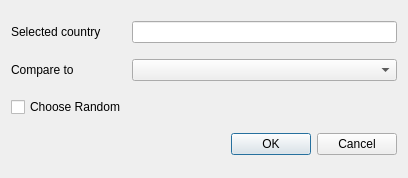
This is selectiondialog.ui in pikkutimo/QT_Countries as Qt 5 draws it before an edit. The edited form follows.
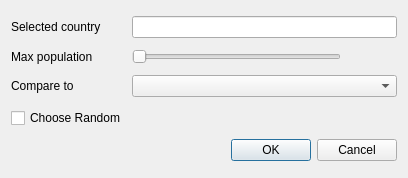
This is the edited form.

Commit message: Added slider to the selection dialog

Patch:
```diff
--- a/selectiondialog.ui
+++ b/selectiondialog.ui
@@ -14,18 +14,26 @@
    <string>Dialog</string>
   </property>
   <layout class="QGridLayout" name="gridLayout">
-   <item row="4" column="0" colspan="2">
-    <widget class="QDialogButtonBox" name="buttonBox">
+   <item row="4" column="0">
+    <widget class="QCheckBox" name="checkBox">
+     <property name="text">
+      <string>Choose Random</string>
+     </property>
+    </widget>
+   </item>
+   <item row="1" column="1">
+    <widget class="QSlider" name="limitSlider">
      <property name="orientation">
       <enum>Qt::Horizontal</enum>
      </property>
-     <property name="standardButtons">
-      <set>QDialogButtonBox::Cancel|QDialogButtonBox::Ok</set>
-     </property>
     </widget>
    </item>
-   <item row="0" column="1">
-    <widget class="QLineEdit" name="selectedCountryLineEdit"/>
+   <item row="2" column="0">
+    <widget class="QLabel" name="chooseActionLabel">
+     <property name="text">
+      <string>Compare to</string>
+     </property>
+    </widget>
    </item>
    <item row="0" column="0">
     <widget class="QLabel" name="selectedCountryLabel">
@@ -35,19 +43,38 @@
     </widget>
    </item>
    <item row="1" column="0">
-    <widget class="QLabel" name="chooseActionLabel">
+    <widget class="QLabel" name="label">
      <property name="text">
-      <string>Compare to</string>
+      <string>Max population</string>
      </property>
     </widget>
    </item>
-   <item row="1" column="1">
+   <item row="1" column="2">
+    <widget class="QLabel" name="label_2">
+     <property name="minimumSize">
+      <size>
+       <width>50</width>
+       <height>0</height>
+      </size>
+     </property>
+     <property name="text">
+      <string/>
+     </property>
+    </widget>
+   </item>
+   <item row="0" column="1" colspan="2">
+    <widget class="QLineEdit" name="selectedCountryLineEdit"/>
+   </item>
+   <item row="2" column="1" colspan="2">
     <widget class="QComboBox" name="comboBox"/>
    </item>
-   <item row="3" column="0">
-    <widget class="QCheckBox" name="checkBox">
-     <property name="text">
-      <string>Choose Random</string>
+   <item row="5" column="0" colspan="3">
+    <widget class="QDialogButtonBox" name="buttonBox">
+     <property name="orientation">
+      <enum>Qt::Horizontal</enum>
+     </property>
+     <property name="standardButtons">
+      <set>QDialogButtonBox::Cancel|QDialogButtonBox::Ok</set>
      </property>
     </widget>
    </item>
```
The commit also changes 8 other files.
